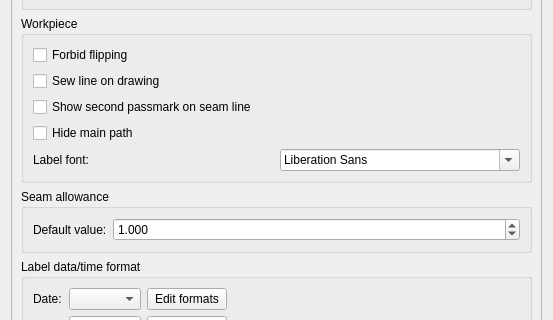
Old version of the form src/app/valentina/dialogs/configpages/preferencespatternpage.ui in the repository dismine/valentina; both pictures show x 0 to 553 and y 226 to 546 of the 553 by 887 pixel window.
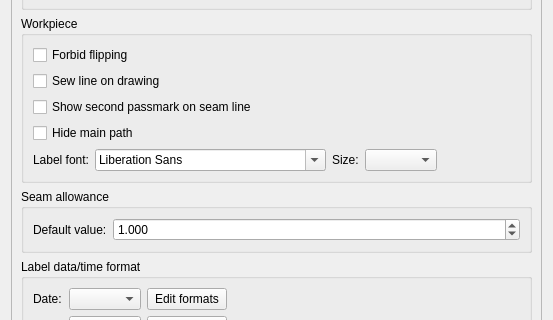
New version of the form.

Commit message: Piece labels line break.

```diff
--- a/src/app/valentina/dialogs/configpages/preferencespatternpage.ui
+++ b/src/app/valentina/dialogs/configpages/preferencespatternpage.ui
@@ -238,6 +238,29 @@
             <item>
              <widget class="QFontComboBox" name="fontComboBoxLabelFont"/>
             </item>
+            <item>
+             <widget class="QLabel" name="label_8">
+              <property name="text">
+               <string>Size:</string>
+              </property>
+             </widget>
+            </item>
+            <item>
+             <widget class="QComboBox" name="comboBoxLabelFontSize"/>
+            </item>
+            <item>
+             <spacer name="horizontalSpacer_4">
+              <property name="orientation">
+               <enum>Qt::Horizontal</enum>
+              </property>
+              <property name="sizeHint" stdset="0">
+               <size>
+                <width>40</width>
+                <height>20</height>
+               </size>
+              </property>
+             </spacer>
+            </item>
            </layout>
           </item>
          </layout>
```
The commit also changes 20 other files.
